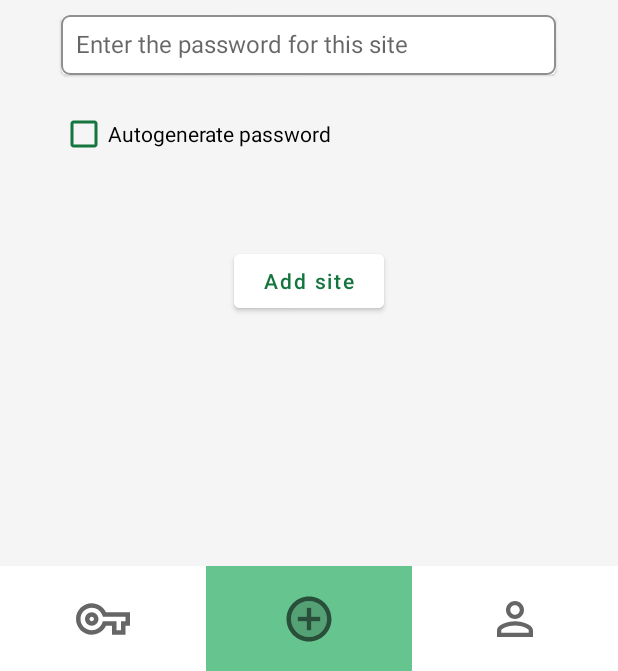
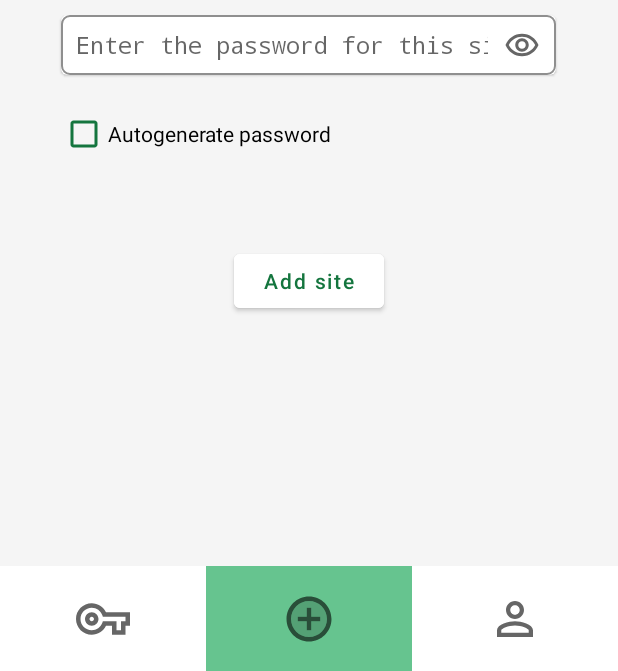
Before and after one commit to bvivas/Password-Manager, an Android app: the fragment NewSiteFragment placed in its activity, on a phone screen of 412 x 824 dp, the part 565-1236 px from its top. Run offline under Robolectric (Android 15) with nearby library versions, the phone set to English and light mode, and no system bars; our stand-ins replace Room's generated code, data binding, navigation-ui; 1 statement that could not run was skipped.

Commit message:
Boton visualizacion contraseña

```diff
--- a/PasswordManager/app/src/main/java/es/uam/eps/sasi/passwordmanager/LoginFragment.java
+++ b/PasswordManager/app/src/main/java/es/uam/eps/sasi/passwordmanager/LoginFragment.java
@@ -111,7 +111,7 @@ public class LoginFragment extends Fragment {
                 }
             }
             if(!foundUser) {
-                Snackbar.make(view, "user does not exist", Snackbar.LENGTH_LONG).show();
+                Snackbar.make(view, R.string.user_not_found_error_message, Snackbar.LENGTH_LONG).show();
             } else {
                 // Check password is correct
                 // Encrypt input password with SHA-256
@@ -123,7 +123,7 @@ public class LoginFragment extends Fragment {
                 }
                 String userPassword = passwordManagerDAO.getUserPassword(username);
                 if(!encryptedPassword.equals(userPassword)) {
-                    Snackbar.make(view, "incorrect password", Snackbar.LENGTH_LONG).show();
+                    Snackbar.make(view, R.string.incorrect_password_error_message, Snackbar.LENGTH_LONG).show();
                 } else {
                     //menu.setVisibility(view.VISIBLE);
 
--- a/PasswordManager/app/src/main/java/es/uam/eps/sasi/passwordmanager/NewSiteFragment.java
+++ b/PasswordManager/app/src/main/java/es/uam/eps/sasi/passwordmanager/NewSiteFragment.java
@@ -2,15 +2,14 @@ package es.uam.eps.sasi.passwordmanager;
 
 import android.os.Bundle;
 import android.text.Editable;
+import android.text.InputType;
 import android.text.TextWatcher;
 import android.view.LayoutInflater;
 import android.view.View;
 import android.view.ViewGroup;
-import android.widget.Button;
 import android.widget.CheckBox;
 import android.widget.CompoundButton;
 import android.widget.ImageButton;
-import android.widget.RadioButton;
 
 import androidx.annotation.NonNull;
 import androidx.databinding.DataBindingUtil;
@@ -22,6 +21,7 @@ import com.google.android.material.snackbar.Snackbar;
 import java.security.MessageDigest;
 import java.security.NoSuchAlgorithmException;
 import java.util.List;
+import java.util.concurrent.atomic.AtomicBoolean;
 
 import es.uam.eps.sasi.passwordmanager.database.PasswordManagerDAO;
 import es.uam.eps.sasi.passwordmanager.database.PasswordManagerDatabase;
@@ -68,7 +68,9 @@ public class NewSiteFragment extends Fragment {
         binding.siteTextInput.setText(null);
         binding.siteUserTextInput.setText(null);
         binding.sitePasswordTextInput.setText(null);
+        binding.sitePasswordTextInput.setInputType(InputType.TYPE_CLASS_TEXT | InputType.TYPE_TEXT_VARIATION_PASSWORD);
         binding.autogenerateCheckbox.setChecked(false);
+        binding.showPasswordButton.setImageResource(R.drawable.ic_outline_remove_red_eye_24);
 
         // Update the site text field
         TextWatcher siteTextWatcher = new TextWatcher() {
@@ -148,6 +150,21 @@ public class NewSiteFragment extends Fragment {
             }
         });
 
+        // See password button
+        AtomicBoolean buttonClicked = new AtomicBoolean(false);
+        ImageButton passwordButton = binding.showPasswordButton;
+        passwordButton.setOnClickListener(view -> {
+            if(!buttonClicked.get()) {
+                buttonClicked.set(true);
+                passwordButton.setImageResource(R.drawable.ic_baseline_remove_red_eye_24);
+                binding.sitePasswordTextInput.setInputType(InputType.TYPE_CLASS_TEXT);
+            } else {
+                buttonClicked.set(false);
+                passwordButton.setImageResource(R.drawable.ic_outline_remove_red_eye_24);
+                binding.sitePasswordTextInput.setInputType(InputType.TYPE_CLASS_TEXT | InputType.TYPE_TEXT_VARIATION_PASSWORD);
+            }
+        });
+
         // Handle add site button
         binding.addSiteButton.setOnClickListener(view -> {
             // Add new site
@@ -165,7 +182,7 @@ public class NewSiteFragment extends Fragment {
             }
 
             if (repeatedSite) {
-                Snackbar.make(view, "repeated site", Snackbar.LENGTH_LONG).show();
+                Snackbar.make(view, R.string.repeated_site_error_message, Snackbar.LENGTH_LONG).show();
             } else {
                 // Get user
                 User user = passwordManagerDAO.getUser(username);
@@ -177,8 +194,15 @@ public class NewSiteFragment extends Fragment {
                     e.printStackTrace();
                 }
                 Site site = new Site(siteName, siteUsername, encryptedPassword, user, autogenerated);
+                passwordManagerDAO.addSite(site);
 
-                passwordManagerDAO.addSite(site);
+                // Success message
+                Snackbar.make(view, R.string.site_added_successfully_message, Snackbar.LENGTH_LONG).show();
+
+                // Go back to home
+                Navigation.findNavController(view)
+                        .navigate(NewSiteFragmentDirections
+                                .actionNewSiteFragmentToHomeFragment(username));
             }
         });
 
--- a/PasswordManager/app/src/main/java/es/uam/eps/sasi/passwordmanager/SignupFragment.java
+++ b/PasswordManager/app/src/main/java/es/uam/eps/sasi/passwordmanager/SignupFragment.java
@@ -139,11 +139,11 @@ public class SignupFragment extends Fragment {
                 }
             }
             if (repeatedName) {
-                Snackbar.make(view, "repeated name", Snackbar.LENGTH_LONG).show();
+                Snackbar.make(view, R.string.user_already_exists_error_message, Snackbar.LENGTH_LONG).show();
             } else {
                 // Check both passwords match
                 if(!password.equals(repeatedPassword)) {
-                    Snackbar.make(view, "passwords don't match", Snackbar.LENGTH_LONG).show();
+                    Snackbar.make(view, R.string.passwords_match_error_message, Snackbar.LENGTH_LONG).show();
                 } else {
                     // Encrypt password with SHA-256
                     String encryptedPassword = null;
--- /dev/null
+++ b/PasswordManager/app/src/main/res/drawable/ic_baseline_remove_red_eye_24.xml
@@ -0,0 +1,10 @@
+<vector xmlns:android="http://schemas.android.com/apk/res/android"
+    android:width="24dp"
+    android:height="24dp"
+    android:viewportWidth="24"
+    android:viewportHeight="24"
+    android:tint="?attr/colorControlNormal">
+  <path
+      android:fillColor="@color/black"
+      android:pathData="M12,4.5C7,4.5 2.73,7.61 1,12c1.73,4.39 6,7.5 11,7.5s9.27,-3.11 11,-7.5c-1.73,-4.39 -6,-7.5 -11,-7.5zM12,17c-2.76,0 -5,-2.24 -5,-5s2.24,-5 5,-5 5,2.24 5,5 -2.24,5 -5,5zM12,9c-1.66,0 -3,1.34 -3,3s1.34,3 3,3 3,-1.34 3,-3 -1.34,-3 -3,-3z"/>
+</vector>
--- /dev/null
+++ b/PasswordManager/app/src/main/res/drawable/ic_outline_remove_red_eye_24.xml
@@ -0,0 +1,10 @@
+<vector xmlns:android="http://schemas.android.com/apk/res/android"
+    android:width="24dp"
+    android:height="24dp"
+    android:viewportWidth="24"
+    android:viewportHeight="24"
+    android:tint="?attr/colorControlNormal">
+  <path
+      android:fillColor="@color/black"
+      android:pathData="M12,6.5c3.79,0 7.17,2.13 8.82,5.5 -1.65,3.37 -5.02,5.5 -8.82,5.5S4.83,15.37 3.18,12C4.83,8.63 8.21,6.5 12,6.5m0,-2C7,4.5 2.73,7.61 1,12c1.73,4.39 6,7.5 11,7.5s9.27,-3.11 11,-7.5c-1.73,-4.39 -6,-7.5 -11,-7.5zM12,9.5c1.38,0 2.5,1.12 2.5,2.5s-1.12,2.5 -2.5,2.5 -2.5,-1.12 -2.5,-2.5 1.12,-2.5 2.5,-2.5m0,-2c-2.48,0 -4.5,2.02 -4.5,4.5s2.02,4.5 4.5,4.5 4.5,-2.02 4.5,-4.5 -2.02,-4.5 -4.5,-4.5z"/>
+</vector>
--- a/PasswordManager/app/src/main/res/layout/fragment_new_site.xml
+++ b/PasswordManager/app/src/main/res/layout/fragment_new_site.xml
@@ -140,12 +140,23 @@
                     android:layout_width="match_parent"
                     android:layout_height="match_parent"
                     android:inputType="textPassword"
-                    android:padding="10dp"
+                    android:paddingLeft="10dp"
+                    android:paddingRight="45dp"
                     android:background="@drawable/edit_text_background"
                     android:textCursorDrawable="@null"
                     android:textSize="16sp"
                     android:hint="@string/site_password_text_hint">
                 </EditText>
+
+                <ImageButton
+                    android:id="@+id/show_password_button"
+                    android:layout_width="wrap_content"
+                    android:layout_height="match_parent"
+                    android:layout_marginStart="295dp"
+                    android:src="@drawable/ic_outline_remove_red_eye_24"
+                    android:background="@null" >
+
+                </ImageButton>
             </com.google.android.material.card.MaterialCardView>
 
             <CheckBox
--- a/PasswordManager/app/src/main/res/navigation/navigation.xml
+++ b/PasswordManager/app/src/main/res/navigation/navigation.xml
@@ -1,5 +1,6 @@
 <?xml version="1.0" encoding="utf-8"?>
-<navigation xmlns:android="http://schemas.android.com/apk/res/android"
+<navigation
+    xmlns:android="http://schemas.android.com/apk/res/android"
     xmlns:app="http://schemas.android.com/apk/res-auto"
     android:id="@+id/navigation"
     app:startDestination="@id/loginFragment">
@@ -13,7 +14,9 @@
             app:destination="@id/signupFragment" />
         <action
             android:id="@+id/action_loginFragment_to_homeFragment"
-            app:destination="@id/homeFragment" />
+            app:destination="@id/homeFragment"
+            app:popUpTo="@id/navigation"
+            app:popUpToInclusive="true"/>
     </fragment>
     <fragment
         android:id="@+id/signupFragment"
@@ -21,7 +24,9 @@
         android:label="SignupFragment" >
         <action
             android:id="@+id/action_signupFragment_to_homeFragment"
-            app:destination="@id/homeFragment" />
+            app:destination="@id/homeFragment"
+            app:popUpTo="@id/navigation"
+            app:popUpToInclusive="true"/>
     </fragment>
     <fragment
         android:id="@+id/homeFragment"
@@ -74,5 +79,10 @@
         <action
             android:id="@+id/action_settingsFragment_to_homeFragment"
             app:destination="@id/homeFragment" />
+        <action
+            android:id="@+id/action_settingsFragment_to_loginFragment"
+            app:destination="@id/loginFragment"
+            app:popUpTo="@id/navigation"
+            app:popUpToInclusive="true"/>
     </fragment>
 </navigation>
--- a/PasswordManager/app/src/main/res/values/strings.xml
+++ b/PasswordManager/app/src/main/res/values/strings.xml
@@ -9,11 +9,15 @@
     <string name="password_hint">Enter your password</string>
     <string name="login_text">Log In</string>
     <string name="go_to_signup_text">Not already registered? Sign up here!</string>
+    <string name="user_not_found_error_message">This user does not exist</string>
+    <string name="incorrect_password_error_message">Incorrect password</string>
 
     <!-- Signup -->
     <string name="signup_text">Sign Up</string>
     <string name="repeat_password">Repeat password</string>
     <string name="repeat_password_hint">Enter your password again</string>
+    <string name="user_already_exists_error_message">This user already exists</string>
+    <string name="passwords_match_error_message">Passwords do not match</string>
 
     <!-- Home -->
     <string name="home_home_text">SITES</string>
@@ -30,10 +34,14 @@
     <string name="site_password_text_hint">Enter the password for this site</string>
     <string name="autogenerate_text">Autogenerate password</string>
     <string name="add_site_button_text">Add site</string>
+    <string name="repeated_site_error_message">You already have a password for this site</string>
+    <string name="site_added_successfully_message">New site added successfully</string>
 
     <!-- Settings -->
     <string name="settings_settings_text">PROFILE</string>
     <string name="settings_your_profile_text">Your profile</string>
+    <string name="log_out_text">Log out</string>
+    <string name="reset_password_button_text">Reset password</string>
 
     <!-- Sections -->
     <string name="home_section_text">Home</string>
```
Also changed, not shown: PasswordManager/app/src/main/java/es/uam/eps/sasi/passwordmanager/SettingsFragment.java (+12 -0 lines), PasswordManager/app/src/main/res/layout/fragment_settings.xml (+24 -0 lines).
